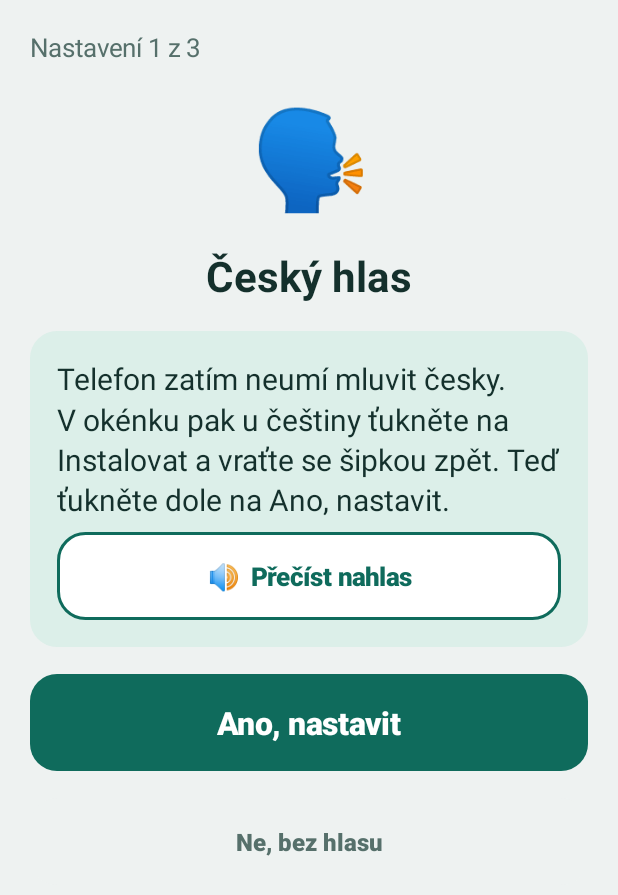
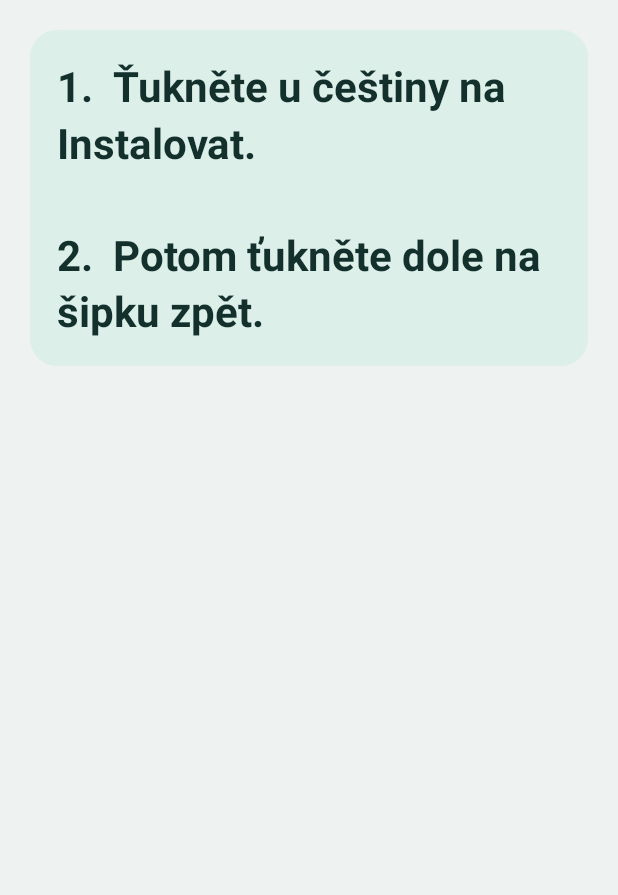
Before and after one commit to 995p2g56n2-wq/druhy-nazor, an Android app: the DnSetupActivity screen opened directly, with no data from a screen before it, after a tap on "Ano, nastavit", on a phone screen of 412 x 824 dp. Shown: the top 895 px of the screen. Run offline under Robolectric (Android 15) with nearby library versions, the phone set to English and light mode, and no system bars; 2 other taps on this screen came first.

Commit message:
Navádění prstu krok po kroku u okének telefonu (#7)
- Když se otevře okénko telefonu, nahoře se velkým písmem ukáže a nahlas
  řekne, kam ťuknout: jeden pokyn na jedno ťuknutí, po sobě s pauzou,
  a po chvilce ještě jednou. Pokyny odpovídají nápisům v okénkách.
- Hlas se při otevření okénka už nezastaví.
- Nad hlavním tlačítkem průvodce je ukazující ruka.


Claude-Session: https://claude.ai/code/session_011h7VMnUtu7ciwt32iJXcso

Co-authored-by: Claude <noreply@anthropic.com>

```diff
--- a/app/build.gradle.kts
+++ b/app/build.gradle.kts
@@ -11,8 +11,8 @@ android {
         applicationId = "cz.druhynazor.test"
         minSdk = 29
         targetSdk = 34
-        versionCode = 14
-        versionName = "0.14-zkusebni"
+        versionCode = 15
+        versionName = "0.15-zkusebni"
     }
 
     signingConfigs {
--- a/app/src/main/java/cz/druhynazor/DnSetupActivity.kt
+++ b/app/src/main/java/cz/druhynazor/DnSetupActivity.kt
@@ -69,7 +69,7 @@ class DnSetupActivity : Activity() {
             "V každém okénku pak ťukněte na Povolit."),
         Step("sms", "💬", "Zprávy přes Postaráno",
             "Zprávy budu otevírat já, abych podvod zachytila dřív než vy.",
-            "V okénku pak ťukněte na Postaráno a na Nastavit jako výchozí."),
+            "V okénku pak ťukněte na Postaráno a na Změnit na výchozí."),
         if (needsAppIcon) Step("uklid", "✉️", "Ikony na plochu",
             "Na plochu dám štít Postaráno a obálku Zprávy, která hlídá podvody.",
             "Ukážou se dvě okénka a v obou ťukněte na Přidat.")
@@ -122,7 +122,46 @@ class DnSetupActivity : Activity() {
     override fun onPause() {
         super.onPause()
         paused = true
-        speaker.stop()
+        // Nezastavovat hlas: právě říká, kam v okénku telefonu ťuknout.
+    }
+
+    /** Co přesně ťuknout v okénku telefonu. Ukáže se nahoře nad okénkem a řekne se nahlas, když se okénko otevře. */
+    private var dialogHint: String? = null
+
+    /**
+     * Pokyny do okénka telefonu: jeden pokyn = jedno ťuknutí, v pořadí.
+     * Okénko patří telefonu, takže nevíme, kdy přesně člověk ťukl. Proto pokyny říkáme
+     * po sobě s pauzou a po chvilce celé zopakujeme.
+     */
+    private fun dialogSteps(id: String): List<String> = when (id) {
+        "voice" -> listOf("Ťukněte u češtiny na Instalovat.", "Potom ťukněte dole na šipku zpět.")
+        "perms" -> listOf("Ťukněte na Povolit.", "Když se objeví další okénko, zase ťukněte na Povolit.")
+        "sms" -> listOf("Ťukněte na Postaráno.", "Teď ťukněte dole na Změnit na výchozí.")
+        "uklid" -> listOf("Ťukněte na Přidat.")
+        "calls" -> listOf("Ťukněte na Postaráno.", "Teď ťukněte na tlačítko vpravo dole.")
+        "overlay" -> listOf("Najděte v seznamu Postaráno a ťukněte na něj.", "Teď ťukněte na přepínač, aby svítil.")
+        "chats" -> listOf("Ťukněte na přepínač, aby svítil.", "Teď ťukněte na Povolit.")
+        else -> listOf("Ťukněte na Povolit.")
+    }
+
+    private val sayer = android.os.Handler(android.os.Looper.getMainLooper())
+
+    /** Okénko telefonu se otevírá: nahoře velký pokyn a hned ho říct nahlas. */
+    private fun showDialogHint(id: String) {
+        val list = dialogSteps(id)
+        dialogHint = list.mapIndexed { i, t -> "${i + 1}.  $t" }.joinToString("\n\n")
+        render()
+        sayer.removeCallbacksAndMessages(null)
+        if (!Prefs(this).voiceOk) return
+        // Pokyny po jednom, s pauzou na ťuknutí; po chvilce celé ještě jednou
+        var at = 600L
+        repeat(2) {
+            for (t in list) {
+                sayer.postDelayed({ if (awaiting) speaker.say(t) }, at)
+                at += 4500
+            }
+            at += 6000
+        }
     }
 
     override fun onResume() {
@@ -136,12 +175,15 @@ class DnSetupActivity : Activity() {
     }
 
     override fun onDestroy() {
+        sayer.removeCallbacksAndMessages(null)
         speaker.stop()
         super.onDestroy()
     }
 
     /** Po návratu z okénka telefonu: povedlo se → další krok, jinak nabídnout znovu. */
     private fun evaluate() {
+        dialogHint = null
+        sayer.removeCallbacksAndMessages(null)
         if (!awaiting) return
         awaiting = false
         val step = todo.getOrNull(index) ?: return
@@ -165,6 +207,15 @@ class DnSetupActivity : Activity() {
     private fun render() {
         if (index >= todo.size) { setResult(RESULT_OK); finish(); return }
         val root = Ui.column(this, 20, 18).apply { setBackgroundColor(Ui.BG) }
+        val hint = dialogHint
+        if (awaiting && hint != null) {
+            // Okénko telefonu zakrývá spodek obrazovky: pokyn jen nahoře, velkým písmem
+            val box = Ui.card(this, 8).apply { background = Ui.rounded(Ui.ACCENT_SOFT, 18, this@DnSetupActivity) }
+            box.addView(Ui.text(this, hint, 28f, bold = true))
+            root.addView(box)
+            setContentView(ScrollView(this).apply { setBackgroundColor(Ui.BG); isFillViewport = true; addView(root) })
+            return
+        }
         when {
             index < 0 -> intro(root)
             else -> stepScreen(root, todo[index])
@@ -204,6 +255,7 @@ class DnSetupActivity : Activity() {
         }
         root.addView(sayBox(t))
         speakOnce(t)
+        root.addView(Ui.text(this, "👇", 44f, center = true))
         root.addView(Ui.button(this, "Dál") { next() })
     }
 
@@ -216,12 +268,15 @@ class DnSetupActivity : Activity() {
             root.addView(sayBox(t))
             speakOnce(t)
             step.note?.let { root.addView(Ui.text(this, it, 16f, color = Ui.MUTED)) }
+            root.addView(Ui.text(this, "👇", 44f, center = true))
             root.addView(Ui.button(this, "Zkusit znovu") { act(step) })
             root.addView(later { next() })
         } else {
-            val t = "${step.why} ${step.hint} Teď ťukněte dole na ${step.button}."
+            // Co ťuknout v okénku telefonu řekneme až ve chvíli, kdy se okénko otevře
+            val t = "${step.why} Pak vám řeknu, kam ťuknout. Teď ťukněte dole na ${step.button}."
             root.addView(sayBox(t))
             speakOnce(t)
+            root.addView(Ui.text(this, "👇", 44f, center = true))
             root.addView(Ui.button(this, step.button) { act(step) })
             if (step.id == "voice") {
                 root.addView(later("Ne, bez hlasu") { next() })
@@ -245,6 +300,7 @@ class DnSetupActivity : Activity() {
         paused = false
         awaiting = true
         if (!pin(what)) { pinNext(); return }
+        showDialogHint("uklid")
         // Po zavření okénka (Přidat i Zrušit) přijde onResume → evaluate → další okénko nebo krok.
         // Kdyby se okénko vůbec neukázalo, po chvilce jít dál samo.
         val token = ++pinToken
@@ -292,6 +348,8 @@ class DnSetupActivity : Activity() {
                 watchAndReturn(step.id)
             }
         }
+        // Otevřelo se okénko telefonu (u ikon na plochu to dělá pinNext)
+        if (awaiting && step.id != "uklid") showDialogHint(step.id)
     }
 
     private val watcher = android.os.Handler(android.os.Looper.getMainLooper())
--- a/app/src/main/java/cz/druhynazor/MainActivity.kt
+++ b/app/src/main/java/cz/druhynazor/MainActivity.kt
@@ -106,6 +106,7 @@ class MainActivity : Activity() {
         root.addView(Ui.text(this, "Ochrana před podvody.\nRodina je vždy v obraze.", 24f, bold = true, center = true))
         root.addView(Ui.text(this, "Teď ťukněte dole na Zapnout ochranu.", 20f, center = true))
         spacer(root, 40)
+        root.addView(Ui.text(this, "👇", 44f, center = true))
         root.addView(Ui.button(this, "Zapnout ochranu", sp = 24f) {
             // Rodina se obnovila ze zálohy (nový telefon): rovnou na povolení
             if (Prefs(this).familyContacts.isNotEmpty()) startSetup() else go(Screen.FAMILY)
```
